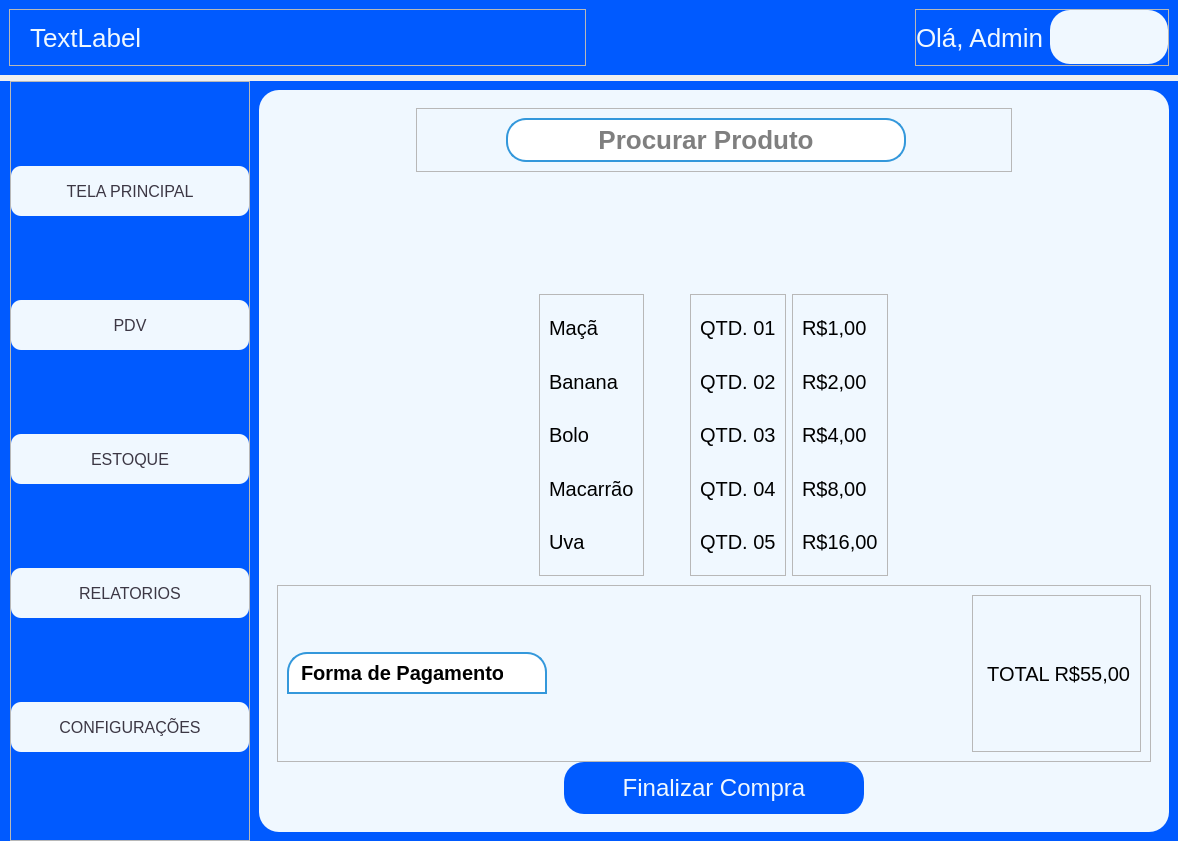
Qt form ui_tela_principal.ui (CelsoLucas/Mercado) before a commit.
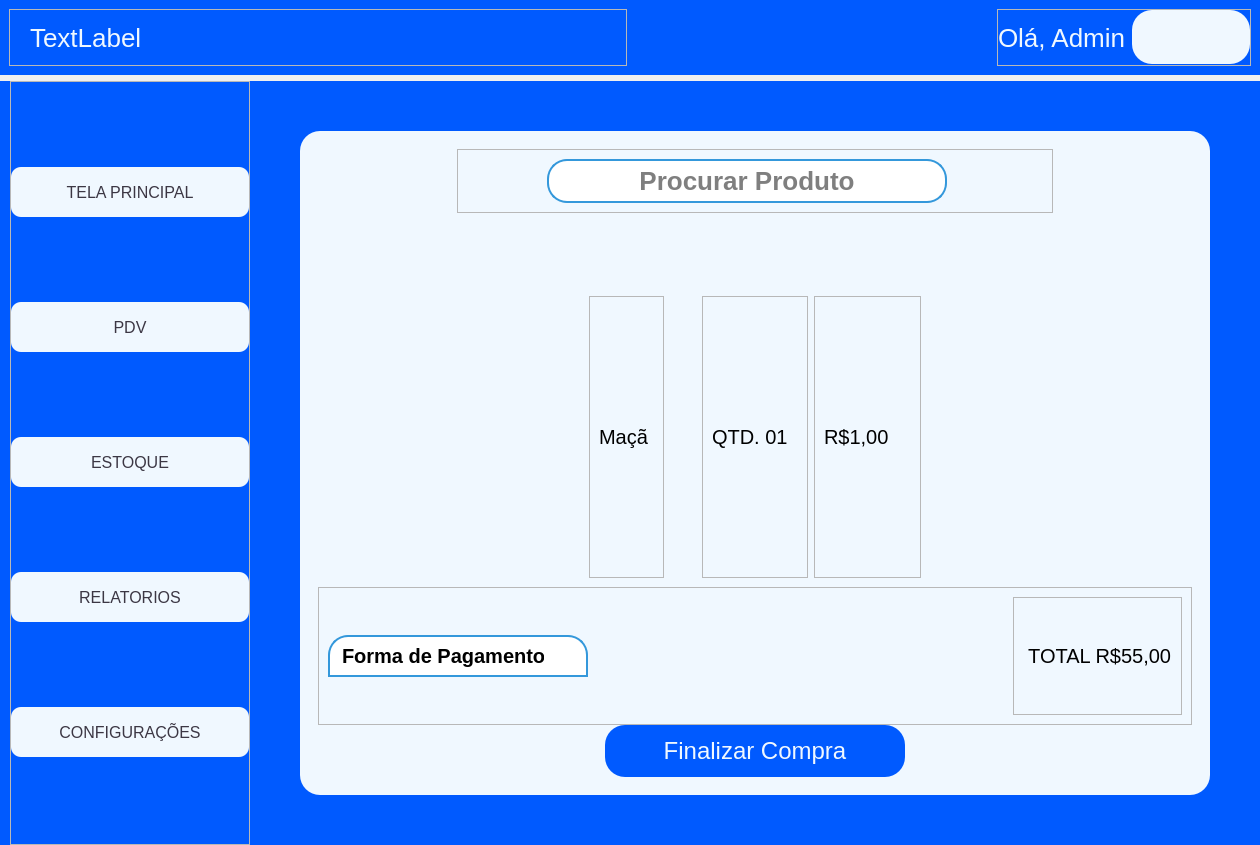
The same form after that commit. The open tabs and pages were chosen to show the change. Icons and pictures are not drawn.

```diff
--- a/ui_tela_principal.ui
+++ b/ui_tela_principal.ui
@@ -6,8 +6,8 @@
    <rect>
     <x>0</x>
     <y>0</y>
-    <width>1178</width>
-    <height>834</height>
+    <width>1260</width>
+    <height>845</height>
    </rect>
   </property>
   <property name="sizePolicy">
@@ -576,6 +576,18 @@
        <item>
         <widget class="QWidget" name="_info_principal" native="true">
          <layout class="QVBoxLayout" name="verticalLayout_5">
+          <property name="leftMargin">
+           <number>50</number>
+          </property>
+          <property name="topMargin">
+           <number>50</number>
+          </property>
+          <property name="rightMargin">
+           <number>50</number>
+          </property>
+          <property name="bottomMargin">
+           <number>50</number>
+          </property>
           <item>
            <widget class="QStackedWidget" name="stackedWidget">
             <property name="currentIndex">
@@ -865,7 +877,7 @@
               <item>
                <widget class="QStackedWidget" name="stackedWidget_2">
                 <property name="currentIndex">
-                 <number>0</number>
+                 <number>2</number>
                 </property>
                 <widget class="QWidget" name="tela_pdv_1">
                  <layout class="QVBoxLayout" name="verticalLayout_15">
@@ -1011,20 +1023,22 @@
                    </widget>
                   </item>
                   <item>
-                   <spacer name="verticalSpacer_8">
-                    <property name="orientation">
-                     <enum>Qt::Orientation::Vertical</enum>
+                   <widget class="QScrollArea" name="scrollArea">
+                    <property name="widgetResizable">
+                     <bool>true</bool>
                     </property>
-                    <property name="sizeType">
-                     <enum>QSizePolicy::Policy::Minimum</enum>
-                    </property>
-                    <property name="sizeHint" stdset="0">
-                     <size>
-                      <width>20</width>
-                      <height>200</height>
-                     </size>
-                    </property>
-                   </spacer>
+                    <widget class="QWidget" name="scrollAreaWidgetContents">
+                     <property name="geometry">
+                      <rect>
+                       <x>0</x>
+                       <y>0</y>
+                       <width>63</width>
+                       <height>18</height>
+                      </rect>
+                     </property>
+                     <layout class="QHBoxLayout" name="horizontalLayout_13"/>
+                    </widget>
+                   </widget>
                   </item>
                  </layout>
                 </widget>
@@ -1450,54 +1464,9 @@
                              </property>
                             </widget>
                            </item>
-                           <item>
-                            <widget class="QLabel" name="txt_nome_produto_2">
-                             <property name="styleSheet">
-                              <string notr="true">font-size: 20px;
-</string>
-                             </property>
-                             <property name="text">
-                              <string>Banana</string>
-                             </property>
-                            </widget>
-                           </item>
-                           <item>
-                            <widget class="QLabel" name="txt_nome_produto_3">
-                             <property name="text">
-                              <string>Bolo</string>
-                             </property>
-                            </widget>
-                           </item>
-                           <item>
-                            <widget class="QLabel" name="txt_nome_produto_4">
-                             <property name="text">
-                              <string>Macarrão</string>
-                             </property>
-                            </widget>
-                           </item>
-                           <item>
-                            <widget class="QLabel" name="txt_nome_produto_5">
-                             <property name="text">
-                              <string>Uva</string>
-                             </property>
-                            </widget>
-                           </item>
                           </layout>
                          </widget>
                         </item>
-                        <item>
-                         <spacer name="horizontalSpacer_4">
-                          <property name="orientation">
-                           <enum>Qt::Orientation::Horizontal</enum>
-                          </property>
-                          <property name="sizeHint" stdset="0">
-                           <size>
-                            <width>40</width>
-                            <height>20</height>
-                           </size>
-                          </property>
-                         </spacer>
-                        </item>
                         <item>
                          <widget class="QFrame" name="frame_3">
                           <property name="styleSheet">
@@ -1520,34 +1489,6 @@
                              </property>
                             </widget>
                            </item>
-                           <item>
-                            <widget class="QLabel" name="txt_quantidade_2">
-                             <property name="text">
-                              <string>QTD. 02</string>
-                             </property>
-                            </widget>
-                           </item>
-                           <item>
-                            <widget class="QLabel" name="txt_quantidade_3">
-                             <property name="text">
-                              <string>QTD. 03</string>
-                             </property>
-                            </widget>
-                           </item>
-                           <item>
-                            <widget class="QLabel" name="txt_quantidade_4">
-                             <property name="text">
-                              <string>QTD. 04</string>
-                             </property>
-                            </widget>
-                           </item>
-                           <item>
-                            <widget class="QLabel" name="txt_quantidade_5">
-                             <property name="text">
-                              <string>QTD. 05</string>
-                             </property>
-                            </widget>
-                           </item>
                           </layout>
                          </widget>
                         </item>
@@ -1573,34 +1514,6 @@
                              </property>
                             </widget>
                            </item>
-                           <item>
-                            <widget class="QLabel" name="txt_valor_2">
-                             <property name="text">
-                              <string>R$2,00</string>
-                             </property>
-                            </widget>
-                           </item>
-                           <item>
-                            <widget class="QLabel" name="txt_valor_3">
-                             <property name="text">
-                              <string>R$4,00</string>
-                             </property>
-                            </widget>
-                           </item>
-                           <item>
-                            <widget class="QLabel" name="txt_valor_4">
-                             <property name="text">
-                              <string>R$8,00</string>
-                             </property>
-                            </widget>
-                           </item>
-                           <item>
-                            <widget class="QLabel" name="txt_valor_15">
-                             <property name="text">
-                              <string>R$16,00</string>
-                             </property>
-                            </widget>
-                           </item>
                           </layout>
                          </widget>
                         </item>
@@ -2231,7 +2144,7 @@
                         <property name="minimumSize">
                          <size>
                           <width>850</width>
-                          <height>600</height>
+                          <height>300</height>
                          </size>
                         </property>
                         <property name="styleSheet">
```
